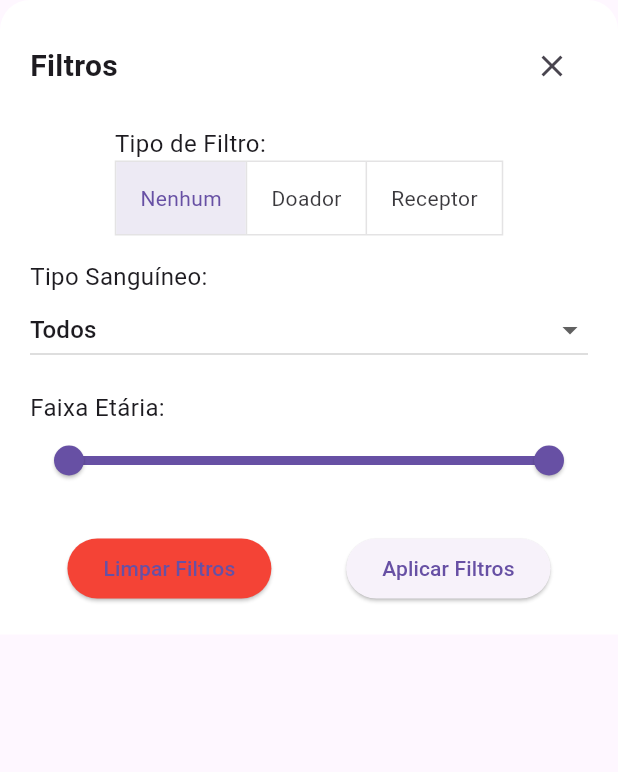
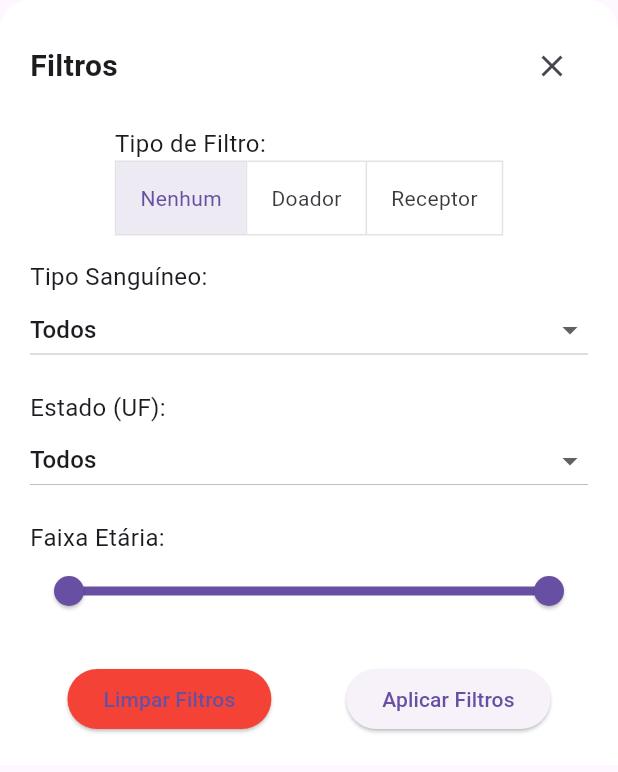
Before and after one commit to elysonsarmento/data_blood, a Flutter app: the FilterDialog widget shown alone on an empty page, opened directly, on a phone screen of 412 x 824 dp. Shown: the top 772 px of the screen. Run offline on Flutter 3.47's test engine with Material 3 defaults, Android fonts, the phone set to English and light mode, and no system bars; our stand-ins replace dio, file_picker, flutter_dotenv, get.

Commit message:
Add blood type and state filters to HomeController and UI components. Add filter to UF

```diff
--- a/lib/app/modules/home/controllers/home_controller.dart
+++ b/lib/app/modules/home/controllers/home_controller.dart
@@ -1,32 +1,32 @@
+import 'package:data_blood/app/domain/entity/person.dart';
+import 'package:data_blood/app/domain/usecase/person_usecase.dart';
 import 'package:data_blood/app/utils/enums/filter_mode_enum.dart';
+import 'package:data_blood/app/utils/enums/blood_type_enum.dart';
 import 'package:get/get.dart';
 import 'package:intl/intl.dart';
 
+import '../../../utils/enums/uf_enum.dart';
 
 class HomeController extends GetxController {
+  final PersonUseCase _personUseCase = Get.find<PersonUseCase>();
   int get totalItems => resultItens.length;
   int get filteredItemsCount => filteredItems.length;
   final RxList<Map<String, Object>> resultItens = <Map<String, Object>>[].obs;
   final filterMode = FilterMode.nenhum.obs;
-  final selectedBloodType = 'Todos'.obs;
+  final selectedBloodType = BloodType.todos.obs;
+  final selectedState = StateEnum.todos.obs;
   final minAge = 0.obs;
   final maxAge = 100.obs;
 
-  final bloodTypes = [
-    'Todos',
-    'A+',
-    'A-',
-    'B+',
-    'B-',
-    'AB+',
-    'AB-',
-    'O+',
-    'O-'
-  ];
+  List<String> get bloodTypeLabels =>
+      BloodType.values.map((e) => e.label).toList();
+
+  List<String> get stateLabels => StateEnum.values.map((e) => e.label).toList();
+
   @override
   void onInit() {
-    selectedBloodType.value = bloodTypes.first;
-
+    selectedBloodType.value = BloodType.todos;
+    selectedState.value = StateEnum.todos;
     super.onInit();
   }
 
@@ -36,21 +36,30 @@ class HomeController extends GetxController {
     return resultItens.where((p) {
       final age = _calculateAge(p['data_nasc'] as String);
       bool bloodMatch = true;
+      bool stateMatch = true;
 
       // Filtro por tipo sanguíneo (se não for 'Todos')
-      if (selectedBloodType.value != 'Todos') {
+      if (selectedBloodType.value != BloodType.todos) {
         if (filterMode.value == FilterMode.doador) {
           bloodMatch = _canDonate(
-              p['tipo_sanguineo'] as String, selectedBloodType.value);
+              p['tipo_sanguineo'] as String, selectedBloodType.value.label);
         } else if (filterMode.value == FilterMode.receptor) {
           bloodMatch = _canReceive(
-              p['tipo_sanguineo'] as String, selectedBloodType.value);
+              p['tipo_sanguineo'] as String, selectedBloodType.value.label);
         } else {
-          bloodMatch = p['tipo_sanguineo'] == selectedBloodType.value;
+          bloodMatch = p['tipo_sanguineo'] == selectedBloodType.value.label;
         }
       }
 
-      return bloodMatch && age >= minAge.value && age <= maxAge.value;
+      // Filtro por estado (se não for 'Todos')
+      if (selectedState.value != StateEnum.todos) {
+        stateMatch = p['estado'] == selectedState.value.label;
+      }
+
+      return bloodMatch &&
+          stateMatch &&
+          age >= minAge.value &&
+          age <= maxAge.value;
     }).toList();
   }
 
@@ -73,7 +82,8 @@ class HomeController extends GetxController {
 
   void resetFilters() {
     filterMode.value = FilterMode.nenhum;
-    selectedBloodType.value = 'Todos';
+    selectedBloodType.value = BloodType.todos;
+    selectedState.value = StateEnum.todos;
     minAge.value = 0;
     maxAge.value = 100;
     filterResults();
@@ -109,8 +119,14 @@ class HomeController extends GetxController {
     return compatibility[donorType]?.contains(receiverType) ?? false;
   }
 
-  void loadFromJson(List<Map<String, Object>> newData) {
+  void loadFromJson(List<Map<String, Object>> newData) async {
     resultItens.clear();
     resultItens.addAll(newData);
+    final toPerson = newData.map((e) => Pessoa.fromJson(e)).toList();
+    try {
+      _personUseCase.saveAllPersons(toPerson);
+    } catch (e) {
+      Get.snackbar('Erro', 'Falha ao salvar dados: ${e.toString()}');
+    }
   }
 }
--- a/lib/app/modules/home/views/widgets/filter_bar.dart
+++ b/lib/app/modules/home/views/widgets/filter_bar.dart
@@ -1,5 +1,7 @@
 import 'dart:convert';
 import 'dart:io';
+import 'package:data_blood/app/utils/enums/blood_type_enum.dart';
+
 import '../../../../utils/enums/filter_mode_enum.dart';
 import 'package:flutter/material.dart';
 import 'package:get/get.dart';
@@ -100,7 +102,7 @@ class FilterBar extends GetView<HomeController> {
                             Colors.blue),
                       if (controller.selectedBloodType.value != 'Todos')
                         _buildFilterChip(
-                            'Sangue: ${controller.selectedBloodType.value}',
+                            'Sangue: ${controller.selectedBloodType.value.label}',
                             Colors.red),
                       _buildFilterChip(
                           'Idade: ${controller.minAge}-${controller.maxAge} anos',
--- a/lib/app/modules/home/views/widgets/filter_dialog.dart
+++ b/lib/app/modules/home/views/widgets/filter_dialog.dart
@@ -1,6 +1,8 @@
+import '../../../../utils/enums/blood_type_enum.dart';
 import '../../../../utils/enums/filter_mode_enum.dart';
 import 'package:flutter/material.dart';
 import 'package:get/get.dart';
+import '../../../../utils/enums/uf_enum.dart';
 import '../../controllers/home_controller.dart';
 
 class FilterDialog extends GetView<HomeController> {
@@ -23,12 +25,37 @@ class FilterDialog extends GetView<HomeController> {
           const SizedBox(height: 16),
           _buildBloodTypeFilter(),
           const SizedBox(height: 16),
+          _buildStateFilter(),
+          const SizedBox(height: 16),
           _buildAgeFilter(),
           const SizedBox(height: 24),
           _buildActionButtons(),
         ],
       ),
     );
+  }
+
+  Widget _buildStateFilter() {
+  return Obx(() => Column(
+    crossAxisAlignment: CrossAxisAlignment.start,
+    children: [
+      const Text('Estado (UF):', style: TextStyle(fontSize: 16)),
+      DropdownButton<StateEnum>(
+        isExpanded: true,
+        value: controller.selectedState.value,
+        onChanged: (StateEnum? newValue) {
+          controller.selectedState.value = newValue!;
+          controller.filterResults();
+        },
+        items: StateEnum.values.map<DropdownMenuItem<StateEnum>>((StateEnum value) {
+          return DropdownMenuItem<StateEnum>(
+            value: value,
+            child: Text(value.label),
+          );
+        }).toList(),
+      ),
+    ],
+  ));
 }
 
   Widget _buildHeader() {
@@ -86,17 +113,17 @@ class FilterDialog extends GetView<HomeController> {
     crossAxisAlignment: CrossAxisAlignment.start,
     children: [
       const Text('Tipo Sanguíneo:', style: TextStyle(fontSize: 16)),
-        DropdownButton<String>(
+      DropdownButton<BloodType>(
         isExpanded: true,
         value: controller.selectedBloodType.value,
-          onChanged: (String? newValue) {
+        onChanged: (BloodType? newValue) {
           controller.selectedBloodType.value = newValue!;
           controller.filterResults();
         },
-          items: controller.bloodTypes.map<DropdownMenuItem<String>>((String value) {
-            return DropdownMenuItem<String>(
+        items: BloodType.values.map<DropdownMenuItem<BloodType>>((BloodType value) {
+          return DropdownMenuItem<BloodType>(
             value: value,
-              child: Text(value),
+            child: Text(value.label),
           );
         }).toList(),
       ),
--- /dev/null
+++ b/lib/app/utils/enums/blood_type_enum.dart
@@ -0,0 +1,36 @@
+enum BloodType {
+  todos,
+  aPositivo,
+  aNegativo,
+  bPositivo,
+  bNegativo,
+  abPositivo,
+  abNegativo,
+  oPositivo,
+  oNegativo,
+}
+
+extension BloodTypeExtension on BloodType {
+  String get label {
+    switch (this) {
+      case BloodType.todos:
+        return 'Todos';
+      case BloodType.aPositivo:
+        return 'A+';
+      case BloodType.aNegativo:
+        return 'A-';
+      case BloodType.bPositivo:
+        return 'B+';
+      case BloodType.bNegativo:
+        return 'B-';
+      case BloodType.abPositivo:
+        return 'AB+';
+      case BloodType.abNegativo:
+        return 'AB-';
+      case BloodType.oPositivo:
+        return 'O+';
+      case BloodType.oNegativo:
+        return 'O-';
+    }
+  }
+}
--- /dev/null
+++ b/lib/app/utils/enums/uf_enum.dart
@@ -0,0 +1,93 @@
+enum StateEnum {
+  todos,
+  ac,
+  al,
+  ap,
+  am,
+  ba,
+  ce,
+  df,
+  es,
+  go,
+  ma,
+  mt,
+  ms,
+  mg,
+  pa,
+  pb,
+  pr,
+  pe,
+  pi,
+  rj,
+  rn,
+  rs,
+  ro,
+  rr,
+  sc,
+  sp,
+  se,
+  to,
+}
+
+extension StateEnumExtension on StateEnum {
+  String get label {
+    switch (this) {
+      case StateEnum.todos:
+        return 'Todos';
+      case StateEnum.ac:
+        return 'AC';
+      case StateEnum.al:
+        return 'AL';
+      case StateEnum.ap:
+        return 'AP';
+      case StateEnum.am:
+        return 'AM';
+      case StateEnum.ba:
+        return 'BA';
+      case StateEnum.ce:
+        return 'CE';
+      case StateEnum.df:
+        return 'DF';
+      case StateEnum.es:
+        return 'ES';
+      case StateEnum.go:
+        return 'GO';
+      case StateEnum.ma:
+        return 'MA';
+      case StateEnum.mt:
+        return 'MT';
+      case StateEnum.ms:
+        return 'MS';
+      case StateEnum.mg:
+        return 'MG';
+      case StateEnum.pa:
+        return 'PA';
+      case StateEnum.pb:
+        return 'PB';
+      case StateEnum.pr:
+        return 'PR';
+      case StateEnum.pe:
+        return 'PE';
+      case StateEnum.pi:
+        return 'PI';
+      case StateEnum.rj:
+        return 'RJ';
+      case StateEnum.rn:
+        return 'RN';
+      case StateEnum.rs:
+        return 'RS';
+      case StateEnum.ro:
+        return 'RO';
+      case StateEnum.rr:
+        return 'RR';
+      case StateEnum.sc:
+        return 'SC';
+      case StateEnum.sp:
+        return 'SP';
+      case StateEnum.se:
+        return 'SE';
+      case StateEnum.to:
+        return 'TO';
+    }
+  }
+}
```
Lines whose indentation alone changed are shown as unchanged.
